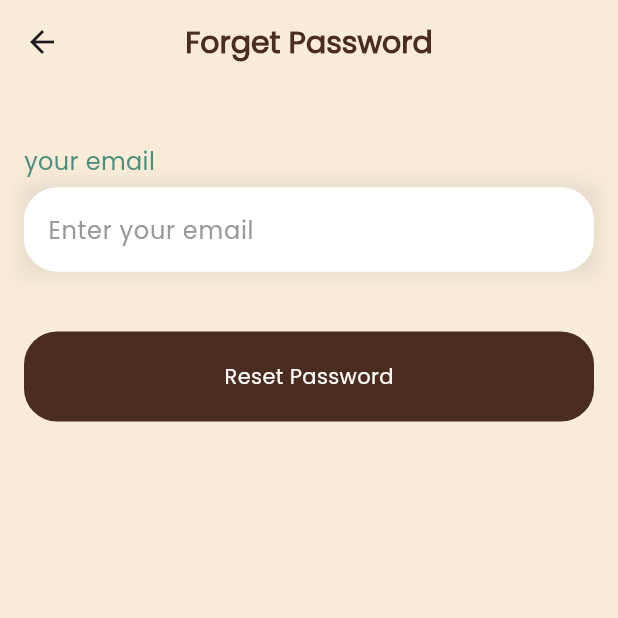
After one commit to Dina266/Coffe_Shop_App, a Flutter app: the screen it shows after launch, after a tap on "Skip", after a tap on "LOGIN", after a tap on "Reset Here", on a phone screen of 412 x 824 dp, the top half of it. The commit adds this screen. Run offline on Flutter 3.47's test engine with Material 3 defaults, Android fonts, the phone set to English and light mode, and no system bars; drawn by our look-alikes of modal_progress_hud_nsn; our stand-ins replace bloc, dartz, dio, firebase_auth, firebase_core, flutter_bloc and 5 more; accounts and stored records are empty.

Commit message:
reset password done

```diff
--- a/lib/core/routes/app_routers.dart
+++ b/lib/core/routes/app_routers.dart
@@ -1,4 +1,5 @@
 import 'package:coffe_shop_app/core/routes/routing.dart';
+import 'package:coffe_shop_app/features/auth/presentation/views/forget_pass_view.dart';
 import 'package:coffe_shop_app/features/onboarding/presentation/controller/onboarding_cubit/onboarding_cubit.dart';
 import 'package:coffe_shop_app/features/onboarding/presentation/view/onboarding_view.dart';
 import 'package:coffe_shop_app/features/splash/presentation/view/splash.dart';
@@ -34,6 +35,10 @@ class AppRouters {
             child: const OnboardingView(),
           ),
         );
+      case Routing.forgetPass:
+        return MaterialPageRoute(
+          builder: (_) => ForgetPassView(),
+        );
       default:
         return MaterialPageRoute(
           builder: (_) => Scaffold(
--- a/lib/core/routes/routing.dart
+++ b/lib/core/routes/routing.dart
@@ -5,4 +5,5 @@ class Routing {
   static const String signInRouteName = '/sign_in_view';
   static const String signUpRouteName = '/sign_up_view';
   static const String onboarding = '/onboarding';
+  static const String forgetPass = '/forget_pass';
 }
--- a/lib/core/services/firebase_auth_service.dart
+++ b/lib/core/services/firebase_auth_service.dart
@@ -47,4 +47,12 @@ class FirebaseAuthService {
       );
     }
   }
+
+  Future<void> resetPassword({required String email}) async {
+    try {
+      await FirebaseAuth.instance.sendPasswordResetEmail(email: email);
+    } catch (e) {
+      AuthFailure('somthing went wrong');
+    }
+  }
 }
--- a/lib/features/auth/data/repos/auth_repo_impl.dart
+++ b/lib/features/auth/data/repos/auth_repo_impl.dart
@@ -44,4 +44,9 @@ class AuthRepoImpl implements AuthRepo {
       ),
     );
   }
+
+  @override
+  Future<void> resetPassword({required String email}) async {
+    await firebaseAuthService.resetPassword(email: email);
+  }
 }
--- a/lib/features/auth/domain/repos/auth_repo.dart
+++ b/lib/features/auth/domain/repos/auth_repo.dart
@@ -14,4 +14,6 @@ abstract class AuthRepo {
     required String password,
     required String name,
   });
+
+  Future<void> resetPassword({required String email});
 }
--- a/lib/features/auth/presentation/view_models/auth/auth_cubit.dart
+++ b/lib/features/auth/presentation/view_models/auth/auth_cubit.dart
@@ -60,4 +60,10 @@ class AuthCubit extends Cubit<AuthState> {
       },
     );
   }
+
+  Future<void> resetPassword({required String email}) async {
+    emit(AuthLoading());
+    await authRepo.resetPassword(email: email);
+    emit(AuthSuceessResetPassword());
+  }
 }
--- a/lib/features/auth/presentation/view_models/auth/auth_state.dart
+++ b/lib/features/auth/presentation/view_models/auth/auth_state.dart
@@ -13,6 +13,8 @@ final class AuthSuccess extends AuthState {
   AuthSuccess({required this.user});
 }
 
+final class AuthSuceessResetPassword extends AuthState {}
+
 final class AuthFailure extends AuthState {
   final String errorMessage;
 
--- /dev/null
+++ b/lib/features/auth/presentation/views/forget_pass_view.dart
@@ -0,0 +1,20 @@
+import 'package:flutter/material.dart';
+import 'package:flutter_bloc/flutter_bloc.dart';
+import '../../../../core/helpers/get_it_function.dart';
+import '../../domain/repos/auth_repo.dart';
+import '../view_models/auth/auth_cubit.dart';
+import 'widgets/forget_pass_bloc_consumer_body.dart';
+
+class ForgetPassView extends StatelessWidget {
+  const ForgetPassView({super.key});
+
+  @override
+  Widget build(BuildContext context) {
+    return BlocProvider(
+      create: (context) => AuthCubit(
+        getIt.get<AuthRepo>(),
+      ),
+      child: ForgetPassBlocConsumerBody(),
+    );
+  }
+}
--- /dev/null
+++ b/lib/features/auth/presentation/views/widgets/forget_pass_bloc_consumer_body.dart
@@ -0,0 +1,47 @@
+import 'package:flutter/material.dart';
+import 'package:flutter_bloc/flutter_bloc.dart';
+import 'package:modal_progress_hud_nsn/modal_progress_hud_nsn.dart';
+
+import '../../../../../core/helpers/show_message_snack.dart';
+import '../../../../../core/utils/app_colors.dart';
+import '../../../../../core/utils/app_styles.dart';
+import '../../view_models/auth/auth_cubit.dart';
+import 'forget_pass_view_body.dart';
+
+class ForgetPassBlocConsumerBody extends StatelessWidget {
+  const ForgetPassBlocConsumerBody({
+    super.key,
+  });
+
+  @override
+  Widget build(BuildContext context) {
+    return BlocConsumer<AuthCubit, AuthState>(
+      listener: (context, state) {
+        if (state is AuthSuceessResetPassword) {
+          showMessageSnack(context, 'send email reset to your email');
+          Navigator.pop(context);
+        }
+      },
+      builder: (context, state) {
+        return ModalProgressHUD(
+          inAsyncCall: state is AuthLoading,
+          progressIndicator: CircularProgressIndicator(
+            color: AppColors.primaryColor,
+          ),
+          child: Scaffold(
+            backgroundColor: AppColors.authBackgroundColor,
+            appBar: AppBar(
+              backgroundColor: AppColors.authBackgroundColor,
+              centerTitle: true,
+              title: Text(
+                'Forget Password',
+                style: AppStyle.bold20.copyWith(color: AppColors.primaryColor),
+              ),
+            ),
+            body: ForgetPassViewBody(),
+          ),
+        );
+      },
+    );
+  }
+}
--- /dev/null
+++ b/lib/features/auth/presentation/views/widgets/forget_pass_view_body.dart
@@ -0,0 +1,56 @@
+import 'package:coffe_shop_app/core/utils/widgets/custom_button.dart';
+import 'package:coffe_shop_app/features/auth/presentation/view_models/auth/auth_cubit.dart';
+import 'package:coffe_shop_app/features/auth/presentation/views/widgets/custom_Text_field_form.dart';
+import 'package:flutter/widgets.dart';
+import 'package:flutter_bloc/flutter_bloc.dart';
+
+class ForgetPassViewBody extends StatefulWidget {
+  const ForgetPassViewBody({super.key});
+
+  @override
+  State<ForgetPassViewBody> createState() => _ForgetPassViewBodyState();
+}
+
+class _ForgetPassViewBodyState extends State<ForgetPassViewBody> {
+  GlobalKey<FormState> formkey = GlobalKey();
+  AutovalidateMode autovalidateMode = AutovalidateMode.disabled;
+  late String email;
+  @override
+  Widget build(BuildContext context) {
+    return Padding(
+      padding: const EdgeInsets.symmetric(horizontal: 16),
+      child: Form(
+        key: formkey,
+        child: Column(
+          children: [
+            SizedBox(
+              height: 40,
+            ),
+            CustomTextFieldForm(
+              label: 'your email',
+              hintText: 'Enter your email',
+              onSaved: (value) {
+                email = value!;
+              },
+            ),
+            SizedBox(
+              height: 40,
+            ),
+            CustomButton(
+              title: 'Reset Password',
+              onTap: () {
+                if (formkey.currentState!.validate()) {
+                  formkey.currentState!.save();
+                  context.read<AuthCubit>().resetPassword(email: email);
+                } else {
+                  autovalidateMode = AutovalidateMode.always;
+                  setState(() {});
+                }
+              },
+            ),
+          ],
+        ),
+      ),
+    );
+  }
+}
--- a/lib/features/auth/presentation/views/widgets/forget_password_widget.dart
+++ b/lib/features/auth/presentation/views/widgets/forget_password_widget.dart
@@ -1,6 +1,8 @@
 import 'package:coffe_shop_app/core/utils/app_colors.dart';
 import 'package:coffe_shop_app/core/utils/app_styles.dart';
 import 'package:flutter/material.dart';
+
+import '../../../../../core/routes/routing.dart';
 
 class ForgetPawssordWidget extends StatelessWidget {
   const ForgetPawssordWidget({super.key});
@@ -19,9 +21,14 @@ class ForgetPawssordWidget extends StatelessWidget {
         SizedBox(
           width: 5,
         ),
-        Text(
-          ' Reset Here',
-          style: AppStyle.medium16.copyWith(color: AppColors.primaryColor),
+        GestureDetector(
+          onTap: () {
+            Navigator.pushNamed(context, Routing.forgetPass);
+          },
+          child: Text(
+            ' Reset Here',
+            style: AppStyle.medium16.copyWith(color: AppColors.primaryColor),
+          ),
         ),
       ],
     );
```
